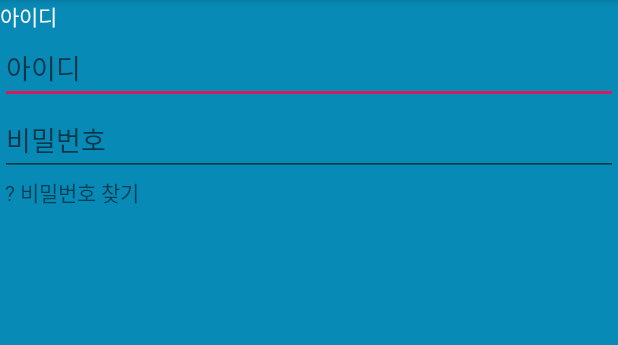
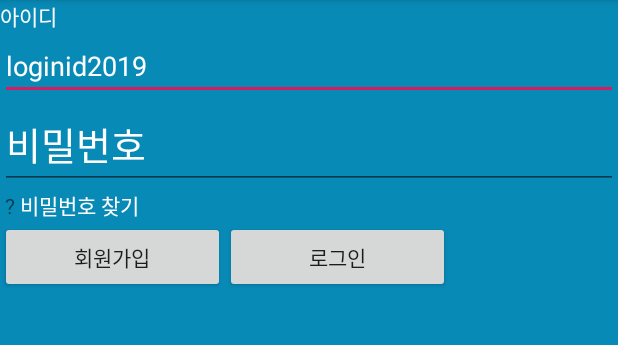
Before and after one commit to mikemskim/20191029_02_UISelf, an Android app: the screen it shows after launch (MainActivity), on a phone screen of 412 x 824 dp, the part 84-429 px from its top. Run offline under Robolectric (Android 15) with nearby library versions, the phone set to English and light mode, and no system bars.

Commit message:
배운거 까지 최대치

```diff
--- a/app/src/main/res/layout/activity_main.xml
+++ b/app/src/main/res/layout/activity_main.xml
@@ -21,13 +21,16 @@
     <EditText
         android:layout_width="match_parent"
         android:layout_height="wrap_content"
-        android:hint="아이디"
+        android:text="loginid2019"
+        android:inputType="textEmailAddress"
         android:textColor="#FFFFFF"/>
 
     <EditText
         android:layout_width="match_parent"
         android:layout_height="wrap_content"
         android:hint="비밀번호"
+        android:textColorHint="#FFFFFF"
+        android:textSize="25sp"
         android:textColor="#FFFFFF"/>
 
     <LinearLayout
@@ -43,7 +46,25 @@
         <TextView
             android:layout_width="wrap_content"
             android:layout_height="wrap_content"
-            android:text="비밀번호 찾기"/>
+            android:text="비밀번호 찾기"
+            android:textColor="#FFFFFF"/>
+
+    </LinearLayout>
+
+    <LinearLayout
+        android:layout_width="match_parent"
+        android:layout_height="wrap_content"
+        android:orientation="horizontal">
+
+        <Button
+            android:layout_width="150dp"
+            android:layout_height="wrap_content"
+            android:text="회원가입"/>
+
+        <Button
+            android:layout_width="150dp"
+            android:layout_height="wrap_content"
+            android:text="로그인"/>
 
     </LinearLayout>
 
```
